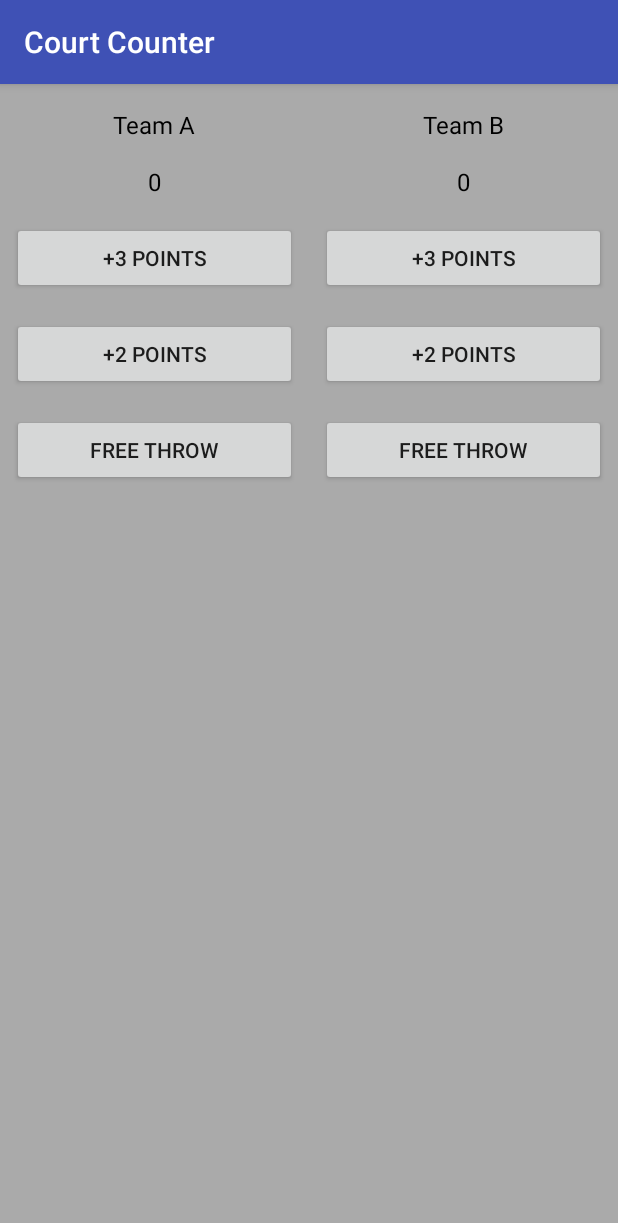
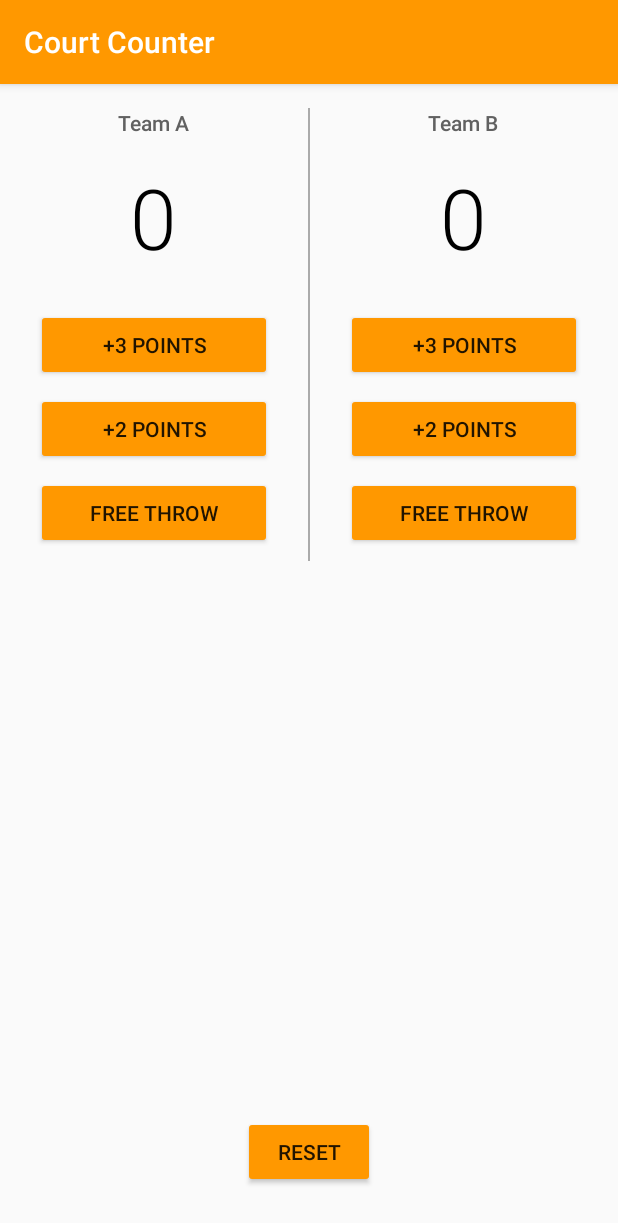
Before and after one commit to LiraNeto/3TutorialAndroid, an Android app: the screen it shows after launch (MainActivity), on a phone screen of 412 x 824 dp. Shown: the top 1223 px of the screen. Run offline under Robolectric (Android 15) with nearby library versions, the phone set to English and light mode, and no system bars.

Commit message:
Final commit?

```diff
--- a/app/src/main/java/com/example/android/courtcounter/MainActivity.java
+++ b/app/src/main/java/com/example/android/courtcounter/MainActivity.java
@@ -18,37 +18,50 @@ public class MainActivity extends AppCompatActivity {
         this.displayScoreTeamB();
     }
 
-    public void attScore (View view){
+    public void resetScores (View view) {
+        this.scoreTeamA = 0;
+        this.scoreTeamB = 0;
+
+        this.displayScoreTeamA();
+        this.displayScoreTeamB();
+    }
+
+    /**
+     * This method update the score of one team
+     * @param view
+     */
+
+    public void updateScore (View view){
 
         switch (view.getId()){
             case R.id.team_a_score_plus1_button:
-                scoreTeamA ++;
-                displayScoreTeamA();
+                this.scoreTeamA ++;
+                this.displayScoreTeamA();
                 return;
 
             case R.id.team_a_score_plus2_button:
-                scoreTeamA += 2;
-                displayScoreTeamA();
+                this.scoreTeamA += 2;
+                this.displayScoreTeamA();
                 return;
 
             case R.id.team_a_score_plus3_button:
-                scoreTeamA += 3;
-                displayScoreTeamA();
+                this.scoreTeamA += 3;
+                this.displayScoreTeamA();
                 return;
 
             case R.id.team_b_score_plus1_button:
-                scoreTeamB ++;
-                displayScoreTeamB();
+                this.scoreTeamB ++;
+                this.displayScoreTeamB();
                 return;
 
             case R.id.team_b_score_plus2_button:
-                scoreTeamB += 2;
-                displayScoreTeamB();
+                this.scoreTeamB += 2;
+                this.displayScoreTeamB();
                 return;
 
             case R.id.team_b_score_plus3_button:
-                scoreTeamB += 3;
-                displayScoreTeamB();
+                this.scoreTeamB += 3;
+                this.displayScoreTeamB();
                 return;
         }
     }
--- a/app/src/main/res/layout/activity_main.xml
+++ b/app/src/main/res/layout/activity_main.xml
@@ -1,14 +1,21 @@
 <?xml version="1.0" encoding="utf-8"?>
-<LinearLayout
-    xmlns:android="http://schemas.android.com/apk/res/android"
+<RelativeLayout xmlns:android="http://schemas.android.com/apk/res/android"
 
     xmlns:tools="http://schemas.android.com/tools"
     android:layout_width="match_parent"
     android:layout_height="match_parent"
-    android:background="@android:color/darker_gray"
+    tools:context="com.example.android.courtcounter.MainActivity">
 
+    <LinearLayout
+
+        android:layout_width="match_parent"
+        android:layout_height="wrap_content"
+        android:layout_alignParentTop="true"
+        android:layout_centerHorizontal="true"
         android:orientation="horizontal"
-    tools:context="com.example.android.courtcounter.MainActivity">
+        android:paddingLeft="24sp"
+        android:paddingRight="24sp"
+        android:paddingTop="16dp">
 
         <LinearLayout
             android:layout_width="0dp"
@@ -16,101 +23,122 @@
             android:layout_weight="1"
             android:gravity="center_horizontal"
             android:orientation="vertical"
-        android:paddingLeft="8dp"
-        android:paddingRight="8dp"
-        android:paddingTop="16dp">
+            android:paddingRight="24sp">
+
             <TextView
                 android:id="@+id/team_a_name_textview"
                 android:layout_width="wrap_content"
                 android:layout_height="wrap_content"
+                android:fontFamily="sans-serif-medium"
                 android:paddingBottom="16dp"
                 android:text="Team A"
-            android:textColor="@android:color/black"
-            android:textSize="16sp"/>
+                android:textColor="#616161"
+                android:textSize="14sp" />
 
             <TextView
                 android:id="@+id/team_a_score_textview"
                 android:layout_width="wrap_content"
                 android:layout_height="wrap_content"
-            android:paddingBottom="16dp"
+                android:fontFamily="sans-serif-light"
+                android:paddingBottom="24dp"
                 android:text="X-X"
                 android:textColor="@android:color/black"
-            android:textSize="16sp"/>
+                android:textSize="56sp" />
 
             <Button
                 android:id="@+id/team_a_score_plus3_button"
                 android:layout_width="match_parent"
                 android:layout_height="wrap_content"
-            android:layout_marginBottom="16dp"
-            android:onClick="attScore"
-            android:text="+3 Points"/>
+                android:layout_marginBottom="8dp"
+                android:onClick="updateScore"
+                android:text="+3 Points" />
 
             <Button
                 android:id="@+id/team_a_score_plus2_button"
                 android:layout_width="match_parent"
                 android:layout_height="wrap_content"
-            android:layout_marginBottom="16dp"
-            android:onClick="attScore"
-            android:text="+2 Points"/>
+                android:layout_marginBottom="8dp"
+                android:onClick="updateScore"
+                android:text="+2 Points" />
 
             <Button
                 android:id="@+id/team_a_score_plus1_button"
                 android:layout_width="match_parent"
                 android:layout_height="wrap_content"
-            android:layout_marginBottom="16dp"
-            android:onClick="attScore"
-            android:text="Free Throw"/>
+                android:layout_marginBottom="8dp"
+                android:onClick="updateScore"
+                android:text="Free Throw" />
         </LinearLayout>
+
+        <View
+            android:layout_width="1dp"
+            android:layout_height="match_parent"
+            android:background="@android:color/darker_gray" />
+
         <LinearLayout
             android:layout_width="0dp"
             android:layout_height="wrap_content"
             android:layout_weight="1"
             android:gravity="center_horizontal"
             android:orientation="vertical"
-        android:paddingLeft="8dp"
-        android:paddingRight="8dp"
-        android:paddingTop="16dp">
+            android:paddingLeft="24sp">
+
             <TextView
                 android:id="@+id/team_b_name_textview"
                 android:layout_width="wrap_content"
                 android:layout_height="wrap_content"
+                android:fontFamily="sans-serif-medium"
                 android:paddingBottom="16dp"
                 android:text="Team B"
-            android:textColor="@android:color/black"
-            android:textSize="16sp"/>
+                android:textColor="#616161"
+                android:textSize="14sp" />
 
             <TextView
                 android:id="@+id/team_b_score_textview"
                 android:layout_width="wrap_content"
                 android:layout_height="wrap_content"
-            android:paddingBottom="16dp"
+                android:fontFamily="sans-serif-light"
+                android:paddingBottom="24dp"
                 android:text="X-X"
                 android:textColor="@android:color/black"
-            android:textSize="16sp"/>
+                android:textSize="56sp" />
 
             <Button
                 android:id="@+id/team_b_score_plus3_button"
                 android:layout_width="match_parent"
                 android:layout_height="wrap_content"
-            android:layout_marginBottom="16dp"
-            android:onClick="attScore"
-            android:text="+3 Points"/>
+                android:layout_marginBottom="8dp"
+                android:onClick="updateScore"
+                android:text="+3 Points" />
 
             <Button
                 android:id="@+id/team_b_score_plus2_button"
                 android:layout_width="match_parent"
                 android:layout_height="wrap_content"
-            android:layout_marginBottom="16dp"
-            android:onClick="attScore"
-            android:text="+2 Points"/>
+                android:layout_marginBottom="8dp"
+                android:onClick="updateScore"
+                android:text="+2 Points" />
 
             <Button
                 android:id="@+id/team_b_score_plus1_button"
                 android:layout_width="match_parent"
                 android:layout_height="wrap_content"
-            android:layout_marginBottom="16dp"
-            android:onClick="attScore"
-            android:text="Free Throw"/>
+                android:layout_marginBottom="8dp"
+                android:onClick="updateScore"
+                android:text="Free Throw" />
         </LinearLayout>
 
     </LinearLayout>
+
+    <Button
+        android:id="@+id/reset_button"
+        android:layout_width="wrap_content"
+        android:layout_height="wrap_content"
+        android:layout_alignParentBottom="true"
+        android:layout_centerHorizontal="true"
+        android:layout_gravity="center_horizontal"
+        android:layout_marginBottom="32dp"
+        android:onClick="resetScores"
+        android:text="Reset" />
+
+</RelativeLayout>
--- a/app/src/main/res/values/styles.xml
+++ b/app/src/main/res/values/styles.xml
@@ -2,9 +2,10 @@
 
     <!-- Base application theme. -->
     <style name="AppTheme" parent="Theme.AppCompat.Light.DarkActionBar">
-        <!-- Customize your theme here. -->
-        <item name="colorPrimary">@color/colorPrimary</item>
-        <item name="colorPrimaryDark">@color/colorPrimaryDark</item>
+        <!-- Primary theme color of the app (sets background color of app bar) -->
+        <item name="colorPrimary">#FF9800</item>
+        <!-- Background color of buttons in the app -->
+        <item name="colorButtonNormal">#FF9800</item>
         <item name="colorAccent">@color/colorAccent</item>
     </style>
 
```
Lines whose indentation alone changed are shown as unchanged.
